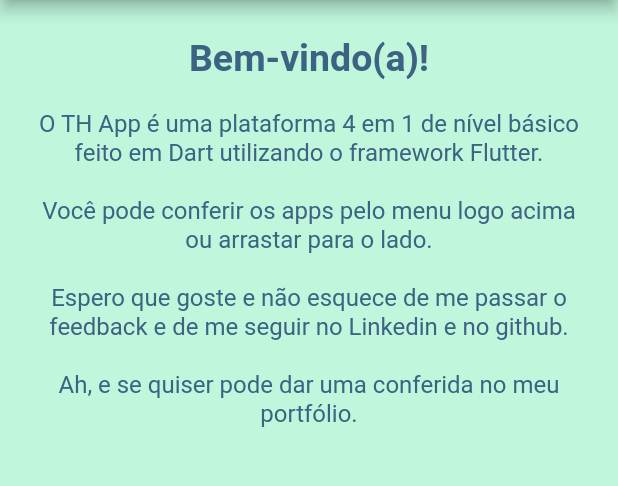
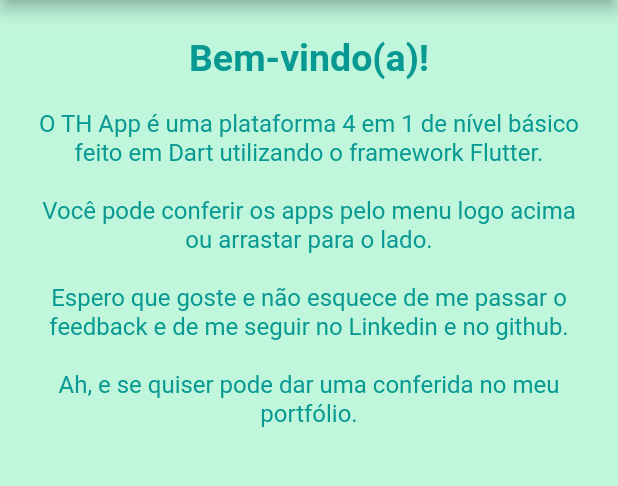
Before and after one commit to thdev-matheus/mobile-th-app-flutter, a Flutter app: the screen it shows after launch, on a phone screen of 412 x 824 dp, the part 84-570 px from its top. Run offline on Flutter 3.47's test engine with Material 2 defaults, Android fonts, the light colour scheme and no system bars.

Commit message:
style: welcome page

```diff
--- a/lib/MyHomePage/widgets/AppPageView/index.dart
+++ b/lib/MyHomePage/widgets/AppPageView/index.dart
@@ -36,8 +36,8 @@ class _AppPageViewState extends State<AppPageView> {
       children: [
         WelcomePage(vh: vh, vw: vw),
         PlusCounter(vh: vh, vw: vw),
-        PrizeDraw(),
-        ToDoList(),
+        const PrizeDraw(),
+        const ToDoList(),
         Container(
           color: Colors.tealAccent,
         ),
--- a/lib/MyHomePage/widgets/AppPageView/pages/WelcomePage/index.dart
+++ b/lib/MyHomePage/widgets/AppPageView/pages/WelcomePage/index.dart
@@ -21,7 +21,7 @@ class WelcomePage extends StatelessWidget {
             "Bem-vindo(a)!",
             textAlign: TextAlign.center,
             style: TextStyle(
-              color: Color.fromRGBO(60, 99, 130, 1.0),
+              color: Color.fromRGBO(7, 153, 146, 1.0),
               fontSize: 25,
               fontWeight: FontWeight.bold,
             ),
@@ -32,7 +32,7 @@ class WelcomePage extends StatelessWidget {
               "O TH App é uma plataforma 4 em 1 de nível básico feito em Dart utilizando o framework Flutter.",
               textAlign: TextAlign.center,
               style: TextStyle(
-                color: Color.fromRGBO(60, 99, 130, 1.0),
+                color: Color.fromRGBO(7, 153, 146, 1.0),
                 fontSize: 16,
               ),
             ),
@@ -41,7 +41,7 @@ class WelcomePage extends StatelessWidget {
             "Você pode conferir os apps pelo menu logo acima ou arrastar para o lado.",
             textAlign: TextAlign.center,
             style: TextStyle(
-              color: Color.fromRGBO(60, 99, 130, 1.0),
+              color: Color.fromRGBO(7, 153, 146, 1.0),
               fontSize: 16,
             ),
           ),
@@ -51,7 +51,7 @@ class WelcomePage extends StatelessWidget {
               "Espero que goste e não esquece de me passar o feedback e de me seguir no Linkedin e no github.",
               textAlign: TextAlign.center,
               style: TextStyle(
-                color: Color.fromRGBO(60, 99, 130, 1.0),
+                color: Color.fromRGBO(7, 153, 146, 1.0),
                 fontSize: 16,
               ),
             ),
@@ -60,7 +60,7 @@ class WelcomePage extends StatelessWidget {
             "Ah, e se quiser pode dar uma conferida no meu portfólio.",
             textAlign: TextAlign.center,
             style: TextStyle(
-              color: Color.fromRGBO(60, 99, 130, 1.0),
+              color: Color.fromRGBO(7, 153, 146, 1.0),
               fontSize: 16,
             ),
           ),
```
